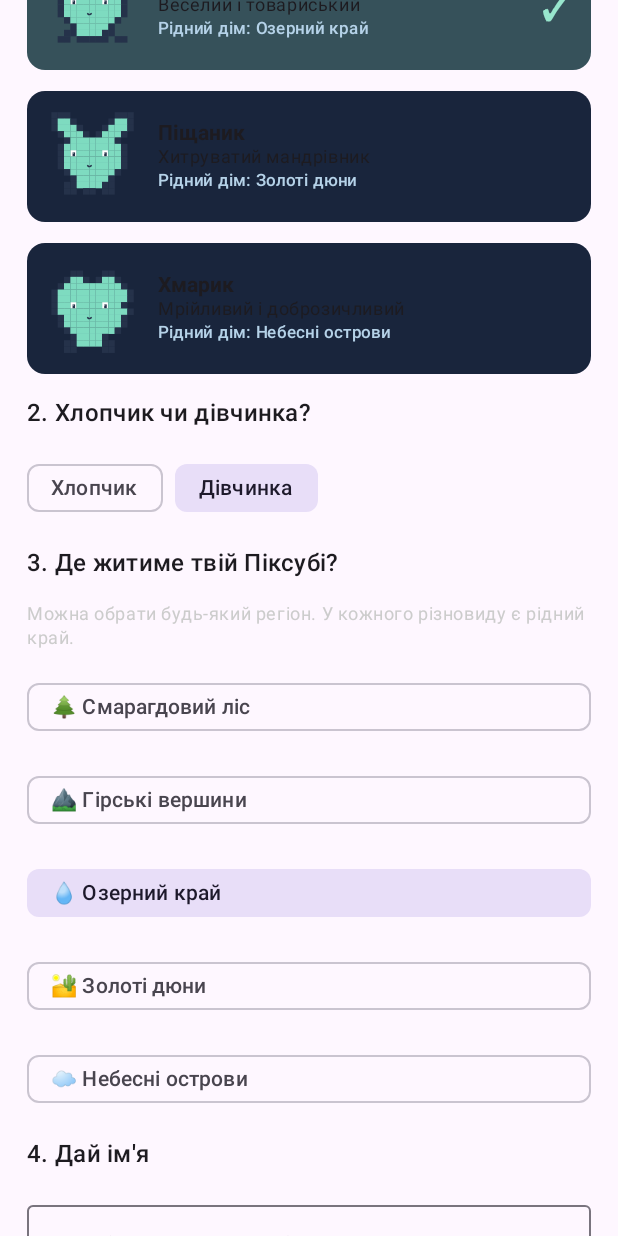
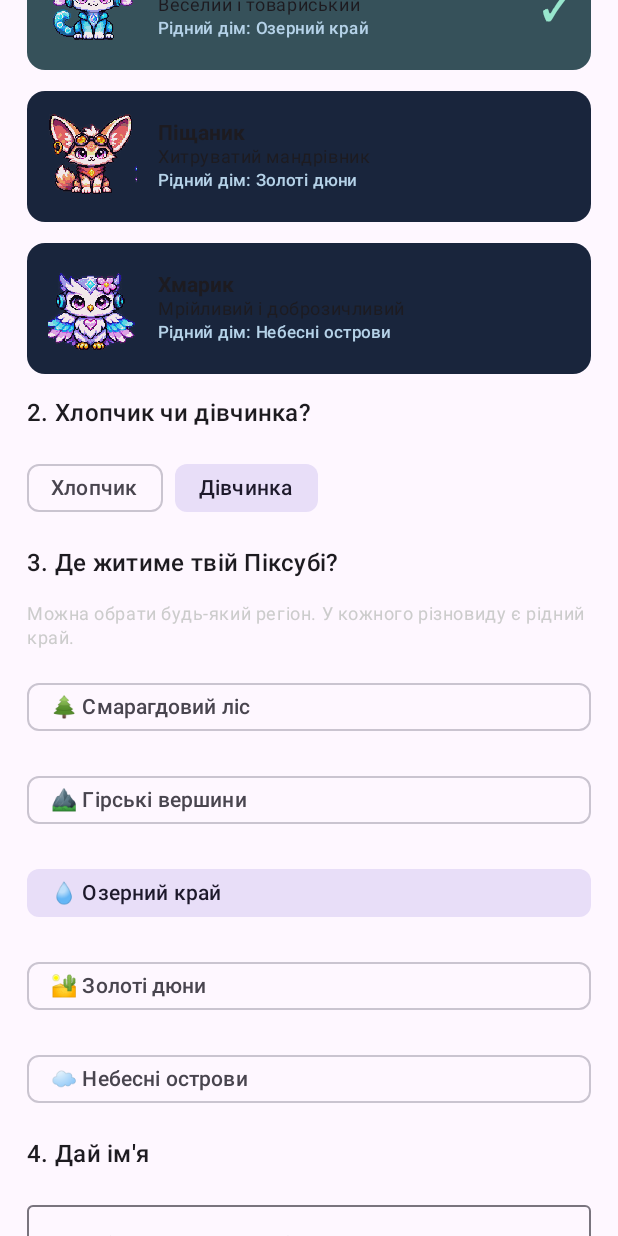
Before and after one commit to MrKanzo/PIXUBI, an Android app built with Jetpack Compose: the composable HatchScreen shown on its own in the app's theme, after a tap on "Краплик", on a phone screen of 412 x 824 dp. Run offline under Robolectric (Android 15) with nearby library versions, the phone set to English and light mode, and no system bars.

Commit message:
PIXUBI v0.4: replace placeholder pets with ten pixel cyber creatures and six gene palettes

```diff
--- a/app/build.gradle.kts
+++ b/app/build.gradle.kts
@@ -9,12 +9,12 @@ android {
         applicationId = "com.pixubi.game"
         minSdk = 26
         targetSdk = 36
-        versionCode = 3
-        versionName = "0.3.0"
+        versionCode = 4
+        versionName = "0.4.0"
     }
     // Preview package installs beside v0.1 so its existing pet/save stays safe.
     buildTypes {
-        getByName("debug") { applicationIdSuffix = ".sound" }
+        getByName("debug") { applicationIdSuffix = ".visual" }
     }
     buildFeatures { compose = true }
     compileOptions {
--- a/app/src/main/AndroidManifest.xml
+++ b/app/src/main/AndroidManifest.xml
@@ -1,7 +1,7 @@
 <?xml version="1.0" encoding="utf-8"?>
 <manifest xmlns:android="http://schemas.android.com/apk/res/android">
     <!-- No INTERNET permission: the game is completely offline. -->
-    <application android:allowBackup="false" android:label="PIXUBI 0.3" android:theme="@android:style/Theme.Material.Light.NoActionBar" android:supportsRtl="true">
+    <application android:allowBackup="false" android:label="PIXUBI 0.4" android:theme="@android:style/Theme.Material.Light.NoActionBar" android:supportsRtl="true">
         <activity android:name=".MainActivity" android:exported="true">
             <intent-filter>
                 <action android:name="android.intent.action.MAIN"/>
--- a/app/src/main/java/com/pixubi/game/MainActivity.kt
+++ b/app/src/main/java/com/pixubi/game/MainActivity.kt
@@ -226,7 +226,7 @@ private fun HatchScreen(onHatch: (Pet) -> Unit, onSettings: () -> Unit) {
                 modifier = Modifier.fillMaxWidth()
             ) {
                 Row(Modifier.fillMaxWidth().padding(12.dp), verticalAlignment = Alignment.CenterVertically) {
-                    PetSprite(choice, 0, Modifier.size(63.dp))
+                    PetSprite(choice, 0, Modifier.size(63.dp), sex = sex)
                     Spacer(Modifier.width(12.dp))
                     Column(Modifier.weight(1f)) {
                         Text(choice.title, fontWeight = FontWeight.Bold)
@@ -479,13 +479,13 @@ private fun WorldScene(pet: Pet, reaction: PetEmotion?, onPetTap: () -> Unit) {
             pet.species, pet.colorIndex,
             modifier = Modifier.align(Alignment.Center)
                 .offset(y = (17f + travelY).dp)
-                .size(175.dp)
+                .size(194.dp)
                 .graphicsLayer {
                     rotationZ = if (emotion == PetEmotion.HAPPY) sway * 2.5f else sway
                     scaleY = if (sleeping) 0.93f + bob * .035f else 1f - bob * .025f
                 }
                 .clickable(enabled = pet.mode == Mode.AWAKE) { onPetTap() },
-            emotion = emotion, blink = eyeBlink, chewOpen = bob > .45f
+            emotion = emotion, blink = eyeBlink, chewOpen = bob > .45f, sex = pet.sex
         )
         if (speech != null) {
             Surface(
@@ -508,7 +508,7 @@ private fun WorldScene(pet: Pet, reaction: PetEmotion?, onPetTap: () -> Unit) {
     }
 }
 
-/** Pixel patterns are original lightweight placeholders; every species has a distinct silhouette. */
+/** PIXUBI v0.4 draws the ten original cyber pets from a bundled sprite atlas. */
 @Composable
 private fun PetSprite(
     species: Species,
@@ -516,135 +516,13 @@ private fun PetSprite(
     modifier: Modifier = Modifier,
     emotion: PetEmotion = PetEmotion.IDLE,
     blink: Boolean = false,
-    chewOpen: Boolean = false
+    chewOpen: Boolean = false,
+    sex: Sex = Sex.BOY
 ) {
-    val pattern = when (species) {
-        Species.LISYK -> listOf(
-            "..DD.......DD..", "..DAA.....AAD..", "..DAAA...AAAD..", "...DAAAAAAAD...",
-            "...DAAAAAAAD...", "..DAAAAAAAAAD..", "..DAEAAAAEAAD..", "..DAAAAAAAAAD..",
-            "..DAAAANAAAAD..", "...DAAAAAAAD...", "....DAAAAAD....", "....DAAAAAD....",
-            "...DDAAADDAAD..", "...DDDDDDDDDD..."
-        )
-        Species.ISKRYK -> listOf(
-            ".......DD......", "......DAAD.....", ".....DAAAD.....", "..DDDAAAADD....",
-            "..DAAAAAAAD....", "...DAAAAAAAD...", "...DAEAAEAAD...", "..DAAAAAAAAD...",
-            "..DAAAANAAAD...", "...DAAAAAAD....", "....DAAAAD.....", "...DDAAAADD....",
-            "...DD.DD.DD....", "....D....D....."
-        )
-        Species.KRAPLYK -> listOf(
-            "...............", "..DD.......DD..", ".DAAD.....DAAD.", ".DAAADDDDAAAAD.",
-            "..DAAAAAAAAAD..", "..DAAAAAAAAAD..", "..DAEAAAAEAAD..", "..DAAAAAAAAAD..",
-            "..DAAAANAAAAD..", "...DAAAAAAAD...", "....DAAAAAD....", "...DDAAAADD....",
-            "..DD.DDDDD.DD..", "..............."
-        )
-        Species.PISHCHANYK -> listOf(
-            ".DDD.......DDD.", ".DAAD.....DAAD.", ".DAAAD...DAAAD.", "..DAAAD.DAAAD..",
-            "...DAAAAAAAD...", "..DAAAAAAAAAD..", "..DAEAAAAEAAD..", "..DAAAAAAAAAD..",
-            "..DAAAANAAAAD..", "...DAAAAAAAD...", "....DAAAAAD....", "...DDAAAADD....",
-            "...DD.DD.DD....", "..............."
-        )
-        Species.KHMARYK -> listOf(
-            "...............", "....DD...DD....", "...DAAD.DAAD...", "..DAAAAAAAAAD..",
-            ".DAAAAAAAAAAAD.", ".DAAAAAAAAAAAD.", ".DAAEAAAAEAAD..", ".DAAAAAAAAAAAD.",
-            "..DAAAANAAAAD..", "..DAAAAAAAAAD..", "...DAAAAAAAD...", "....DAAAAD.....",
-            "...DDAAAADD....", "...DD....DD...."
-        )
-    }
-
-    val body = palette[coatIndex.coerceIn(0, 5)]
-    val shadow = Color(0xFF25324A)
-    val blush = Color(0xFFFF7EA8)
-    Canvas(modifier) {
-        val w = pattern.maxOf { it.length }
-        val unit = min(size.width / w, size.height / pattern.size)
-        val originX = (size.width - unit * w) / 2f
-        val originY = (size.height - unit * pattern.size) / 2f
-        val eyes = mutableListOf<Pair<Int, Int>>()
-        var mouth = 7 to 8
-        fun cell(x: Float, y: Float, width: Float, height: Float, color: Color) {
-            drawRect(color, Offset(originX + x * unit, originY + y * unit),
-                Size(width * unit, height * unit))
-        }
-        fun stroke(x1: Float, y1: Float, x2: Float, y2: Float, color: Color = shadow) {
-            drawLine(color, Offset(originX + x1 * unit, originY + y1 * unit),
-                Offset(originX + x2 * unit, originY + y2 * unit),
-                strokeWidth = unit * .24f)
-        }
-        pattern.forEachIndexed { y, row ->
-            row.forEachIndexed { x, ch ->
-                val color = when (ch) {
-                    'A', 'E', 'N' -> body
-                    'D' -> shadow
-                    else -> null
-                }
-                if (color != null) cell(x.toFloat(), y.toFloat(), 1.02f, 1.02f, color)
-                if (ch == 'E') eyes.add(x to y)
-                if (ch == 'N') mouth = x to y
-            }
-        }
-        val closed = blink || emotion == PetEmotion.SLEEPING || emotion == PetEmotion.HIBERNATING
-        eyes.forEach { (x, y) ->
-            val fx = x.toFloat()
-            val fy = y.toFloat()
-            when {
-                closed -> stroke(fx + .04f, fy + .53f, fx + .94f, fy + .48f)
-                emotion == PetEmotion.HAPPY -> {
-                    stroke(fx + .05f, fy + .72f, fx + .50f, fy + .20f)
-                    stroke(fx + .50f, fy + .20f, fx + .97f, fy + .72f)
-                }
-                emotion == PetEmotion.SAD || emotion == PetEmotion.TIRED -> {
-                    cell(fx + .07f, fy + .23f, .83f, .68f, Color.White)
-                    cell(fx + .37f, fy + .48f, .35f, .38f, shadow)
-                    stroke(fx, fy + .09f, fx + .85f, fy + .28f)
-                }
-                else -> {
-                    cell(fx + .05f, fy + .02f, .88f, .94f, Color.White)
-                    cell(fx + .35f, fy + .35f, .40f, .60f, shadow)
-                    cell(fx + .38f, fy + .40f, .13f, .15f, Color.White)
-                }
-            }
-        }
-        val (mx, my) = mouth
-        val x = mx.toFloat()
-        val y = my.toFloat()
-        when (emotion) {
-            PetEmotion.SAD, PetEmotion.TIRED -> {
-                stroke(x - .48f, y + .70f, x, y + .32f)
-                stroke(x, y + .32f, x + .48f, y + .70f)
-                if (emotion == PetEmotion.SAD && eyes.isNotEmpty()) {
-                    val (ex, ey) = eyes.last()
-                    cell(ex + .86f, ey + 1.12f, .27f, .55f, Color(0xFF77DAFF))
-                }
-            }
-            PetEmotion.SLEEPING, PetEmotion.HIBERNATING -> {
-                stroke(x - .35f, y + .44f, x + .34f, y + .44f)
-            }
-            PetEmotion.EATING, PetEmotion.DRINKING -> {
-                if (chewOpen) {
-                    drawCircle(shadow, unit * .45f,
-                        Offset(originX + (x + .2f) * unit, originY + (y + .45f) * unit))
-                    cell(x - .04f, y + .53f, .42f, .21f, blush)
-                } else stroke(x - .3f, y + .38f, x + .42f, y + .40f)
-            }
-            PetEmotion.SURPRISED -> {
-                drawCircle(shadow, unit * .52f,
-                    Offset(originX + (x + .15f) * unit, originY + (y + .5f) * unit))
-                drawCircle(blush, unit * .20f,
-                    Offset(originX + (x + .13f) * unit, originY + (y + .61f) * unit))
-            }
-            PetEmotion.HAPPY -> {
-                stroke(x - .53f, y + .15f, x, y + .66f)
-                stroke(x, y + .66f, x + .58f, y + .15f)
-                cell(x - 1.8f, y - 1.45f, .56f, .35f, blush.copy(alpha = .85f))
-                cell(x + 1.25f, y - 1.45f, .56f, .35f, blush.copy(alpha = .85f))
-            }
-            PetEmotion.IDLE -> {
-                stroke(x - .34f, y + .40f, x, y + .65f)
-                stroke(x, y + .65f, x + .38f, y + .40f)
-            }
-        }
-    }
-
+    PixelPetSprite(
+        species = species, sex = sex, coatIndex = coatIndex,
+        modifier = modifier, emotion = emotion, blink = blink, chewOpen = chewOpen
+    )
 }
 
 @Composable
@@ -699,7 +577,7 @@ private fun FarewellScreen(pet: Pet, onNewPet: () -> Unit) {
         Text("Ваші пригоди залишаться теплим спогадом 💜", textAlign = TextAlign.Center)
         Spacer(Modifier.height(26.dp))
         Button(onClick = onNewPet, modifier = Modifier.fillMaxWidth()) { Text("🥚 Виростити нового Піксубі") }
-        Text("У версії 0.3 можна доглядати лише одного вихованця; новий замінить попереднє збереження.",
+        Text("У версії 0.4 можна доглядати лише одного вихованця; новий замінить попереднє збереження.",
             style = MaterialTheme.typography.bodySmall, textAlign = TextAlign.Center, color = Color.LightGray)
     }
 }
--- /dev/null
+++ b/app/src/main/java/com/pixubi/game/PixelPetSprite.kt
@@ -0,0 +1,149 @@
+package com.pixubi.game
+
+import android.content.Context
+import android.graphics.Bitmap
+import android.graphics.BitmapFactory
+import androidx.compose.foundation.Canvas
+import androidx.compose.foundation.Image
+import androidx.compose.foundation.layout.Box
+import androidx.compose.foundation.layout.fillMaxSize
+import androidx.compose.foundation.layout.offset
+import androidx.compose.foundation.layout.padding
+import androidx.compose.foundation.layout.size
+import androidx.compose.material3.Text
+import androidx.compose.runtime.Composable
+import androidx.compose.runtime.remember
+import androidx.compose.ui.Alignment
+import androidx.compose.ui.Modifier
+import androidx.compose.ui.geometry.Offset
+import androidx.compose.ui.graphics.Color
+import androidx.compose.ui.graphics.FilterQuality
+import androidx.compose.ui.graphics.asImageBitmap
+import androidx.compose.ui.graphics.drawscope.Stroke
+import androidx.compose.ui.layout.ContentScale
+import androidx.compose.ui.platform.LocalContext
+import androidx.compose.ui.text.font.FontWeight
+import androidx.compose.ui.unit.dp
+import androidx.compose.ui.unit.sp
+
+/**
+ * 5 species x 2 sexes x 6 color genes = 60 full-body sprites.
+ * The original atlas is pixel art and ships in the APK (no network).
+ * Atlas order: columns = Species.entries; rows 0..5 boys,
+ * rows 6..11 girls; within each block 6 genetic colors.
+ */
+object PixubiSpriteIndex {
+    const val CELL = 160
+    const val COLUMNS = 5
+    const val ROWS = 12
+    fun column(species: Species) = species.ordinal
+    fun row(sex: Sex, colorIndex: Int) =
+        (if (sex == Sex.GIRL) 6 else 0) + colorIndex.coerceIn(0, 5)
+    fun position(species: Species, sex: Sex, colorIndex: Int) =
+        row(sex, colorIndex) * COLUMNS + column(species)
+}
+
+private object PixubiSpriteCache {
+    private var atlas: Bitmap? = null
+    private val cells = mutableMapOf<Int, Bitmap>()
+
+    @Synchronized
+    fun get(context: Context, species: Species, sex: Sex, colorIndex: Int): Bitmap {
+        val slot = PixubiSpriteIndex.position(species, sex, colorIndex)
+        cells[slot]?.let { return it }
+        val source = atlas ?: context.assets.open("pixubi_avatars.png").use { input ->
+            BitmapFactory.decodeStream(input)
+                ?: error("PIXUBI sprite atlas could not be decoded")
+        }.also {
+            require(it.width == PixubiSpriteIndex.CELL * PixubiSpriteIndex.COLUMNS &&
+                it.height == PixubiSpriteIndex.CELL * PixubiSpriteIndex.ROWS) {
+                "PIXUBI atlas has unexpected dimensions"
+            }
+            atlas = it
+        }
+        val x = PixubiSpriteIndex.column(species) * PixubiSpriteIndex.CELL
+        val y = PixubiSpriteIndex.row(sex, colorIndex) * PixubiSpriteIndex.CELL
+        return Bitmap.createBitmap(source, x, y, PixubiSpriteIndex.CELL, PixubiSpriteIndex.CELL)
+            .also { cells[slot] = it }
+    }
+}
+
+/** Render real pixel sprites with lightweight Compose emotion overlays. */
+@Composable
+fun PixelPetSprite(
+    species: Species,
+    sex: Sex,
+    coatIndex: Int,
+    modifier: Modifier = Modifier,
+    emotion: PetEmotion = PetEmotion.IDLE,
+    blink: Boolean = false,
+    chewOpen: Boolean = false
+) {
+    val appContext = LocalContext.current.applicationContext
+    val frame = remember(species, sex, coatIndex) {
+        PixubiSpriteCache.get(appContext, species, sex, coatIndex).asImageBitmap()
+    }
+    Box(modifier, contentAlignment = Alignment.Center) {
+        Image(
+            bitmap = frame,
+            contentDescription = species.title + " — " + sex.title,
+            modifier = Modifier.fillMaxSize(),
+            contentScale = ContentScale.Fit,
+            filterQuality = FilterQuality.None
+        )
+
+        // Original facial details remain visible; these additions animate a blink.
+        if (blink || emotion == PetEmotion.SLEEPING || emotion == PetEmotion.HIBERNATING) {
+            Canvas(Modifier.fillMaxSize()) {
+                val y = size.height * when (species) {
+                    Species.ISKRYK -> .445f
+                    Species.PISHCHANYK -> .475f
+                    Species.KRAPLYK -> .45f
+                    Species.KHMARYK -> .46f
+                    Species.LISYK -> .445f
+                }
+                val leftX = size.width * .43f
+                val rightX = size.width * .62f
+                val thickness = size.width * .018f
+                drawLine(Color(0xFF1E2946), Offset(leftX - size.width*.055f, y),
+                    Offset(leftX + size.width*.05f, y), strokeWidth = thickness)
+                drawLine(Color(0xFF1E2946), Offset(rightX - size.width*.055f, y),
+                    Offset(rightX + size.width*.05f, y), strokeWidth = thickness)
+            }
+        }
+
+        when (emotion) {
+            PetEmotion.EATING -> Text(
+                if (chewOpen) "🍓" else "🍪",
+                modifier = Modifier.align(Alignment.CenterEnd).padding(end = 9.dp).offset(y = 22.dp),
+                fontSize = 24.sp
+            )
+            PetEmotion.DRINKING -> Text(
+                "💧", modifier = Modifier.align(Alignment.CenterEnd).padding(end=7.dp)
+                    .offset(y=20.dp), fontSize = 25.sp
+            )
+            PetEmotion.HAPPY -> Text(
+                "💖", modifier = Modifier.align(Alignment.TopEnd).padding(top=5.dp, end=6.dp),
+                fontSize = 22.sp
+            )
+            PetEmotion.SAD -> Text(
+                "💧", modifier = Modifier.align(Alignment.CenterEnd).padding(end=14.dp)
+                    .offset(y=(-5).dp), fontSize = 19.sp
+            )
+            PetEmotion.SLEEPING -> Text(
+                "ᶻ ᶻ", modifier = Modifier.align(Alignment.TopEnd).padding(top=9.dp),
+                color = Color(0xFFE7F9FF), fontSize = 23.sp, fontWeight=FontWeight.Bold
+            )
+            PetEmotion.HIBERNATING -> Text(
+                "❄️", modifier = Modifier.align(Alignment.TopEnd).padding(7.dp), fontSize = 22.sp
+            )
+            PetEmotion.SURPRISED -> Text(
+                "❕", modifier = Modifier.align(Alignment.TopEnd).padding(5.dp), fontSize = 24.sp
+            )
+            PetEmotion.TIRED -> Text(
+                "💤", modifier = Modifier.align(Alignment.TopEnd).padding(5.dp), fontSize = 22.sp
+            )
+            PetEmotion.IDLE -> Unit
+        }
+    }
+}
```
Also changed, not shown: app/src/main/assets/pixubi_avatars.png (added), 2 other files.
